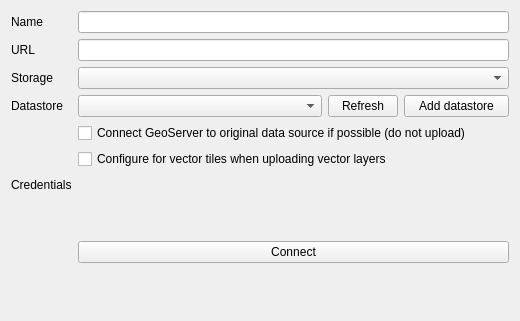
This is geocatbridge/servers/views/geoserver.ui in GeoCat/qgis-bridge-plugin as Qt 5 draws it before an edit. The edited form follows.
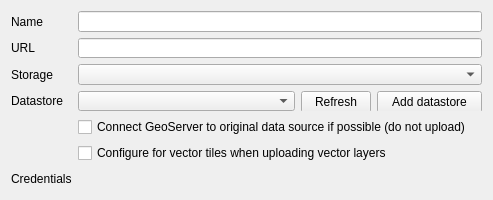
This is the edited form.

```diff
--- a/geocatbridge/servers/views/geoserver.ui
+++ b/geocatbridge/servers/views/geoserver.ui
@@ -6,17 +6,53 @@
    <rect>
     <x>0</x>
     <y>0</y>
-    <width>520</width>
-    <height>321</height>
+    <width>493</width>
+    <height>200</height>
    </rect>
   </property>
   <property name="sizePolicy">
-   <sizepolicy hsizetype="Expanding" vsizetype="Minimum">
+   <sizepolicy hsizetype="Expanding" vsizetype="Preferred">
     <horstretch>0</horstretch>
     <verstretch>0</verstretch>
    </sizepolicy>
   </property>
+  <property name="maximumSize">
+   <size>
+    <width>16777215</width>
+    <height>16777215</height>
+   </size>
+  </property>
   <layout class="QVBoxLayout" name="verticalLayout">
+   <property name="sizeConstraint">
+    <enum>QLayout::SetMaximumSize</enum>
+   </property>
+   <item alignment="Qt::AlignTop">
+    <widget class="QFrame" name="frame">
+     <property name="sizePolicy">
+      <sizepolicy hsizetype="Expanding" vsizetype="Preferred">
+       <horstretch>0</horstretch>
+       <verstretch>0</verstretch>
+      </sizepolicy>
+     </property>
+     <property name="frameShape">
+      <enum>QFrame::NoFrame</enum>
+     </property>
+     <property name="frameShadow">
+      <enum>QFrame::Raised</enum>
+     </property>
+     <layout class="QVBoxLayout" name="verticalLayout_2">
+      <property name="leftMargin">
+       <number>0</number>
+      </property>
+      <property name="topMargin">
+       <number>0</number>
+      </property>
+      <property name="rightMargin">
+       <number>0</number>
+      </property>
+      <property name="bottomMargin">
+       <number>0</number>
+      </property>
    <item>
     <layout class="QGridLayout" name="gridLayout">
      <property name="horizontalSpacing">
@@ -25,7 +61,7 @@
      <item row="0" column="0">
       <widget class="QLabel" name="label_3">
        <property name="sizePolicy">
-        <sizepolicy hsizetype="Preferred" vsizetype="Maximum">
+           <sizepolicy hsizetype="Preferred" vsizetype="Preferred">
          <horstretch>0</horstretch>
          <verstretch>0</verstretch>
         </sizepolicy>
@@ -38,49 +74,10 @@
      <item row="0" column="1">
       <widget class="QLineEdit" name="txtGeoserverName"/>
      </item>
-     <item row="1" column="0">
-      <widget class="QLabel" name="label_4">
-       <property name="sizePolicy">
-        <sizepolicy hsizetype="Preferred" vsizetype="Maximum">
-         <horstretch>0</horstretch>
-         <verstretch>0</verstretch>
-        </sizepolicy>
-       </property>
-       <property name="text">
-        <string>URL</string>
-       </property>
-      </widget>
-     </item>
-     <item row="1" column="1">
-      <widget class="QLineEdit" name="txtGeoserverUrl"/>
-     </item>
-     <item row="2" column="0">
-      <widget class="QLabel" name="label_6">
-       <property name="sizePolicy">
-        <sizepolicy hsizetype="Preferred" vsizetype="Maximum">
-         <horstretch>0</horstretch>
-         <verstretch>0</verstretch>
-        </sizepolicy>
-       </property>
-       <property name="text">
-        <string>Storage</string>
-       </property>
-      </widget>
-     </item>
-     <item row="2" column="1">
-      <widget class="QComboBox" name="comboStorageType">
-       <property name="sizePolicy">
-        <sizepolicy hsizetype="Expanding" vsizetype="Fixed">
-         <horstretch>0</horstretch>
-         <verstretch>0</verstretch>
-        </sizepolicy>
-       </property>
-      </widget>
-     </item>
      <item row="3" column="0">
       <widget class="QLabel" name="labelGeoserverDatastore">
        <property name="sizePolicy">
-        <sizepolicy hsizetype="Minimum" vsizetype="Maximum">
+           <sizepolicy hsizetype="Preferred" vsizetype="Preferred">
          <horstretch>0</horstretch>
          <verstretch>0</verstretch>
         </sizepolicy>
@@ -90,6 +87,31 @@
        </property>
       </widget>
      </item>
+        <item row="6" column="1">
+         <widget class="QWidget" name="geoserverAuthWidget" native="true">
+          <property name="sizePolicy">
+           <sizepolicy hsizetype="Expanding" vsizetype="Preferred">
+            <horstretch>0</horstretch>
+            <verstretch>0</verstretch>
+           </sizepolicy>
+          </property>
+          <property name="minimumSize">
+           <size>
+            <width>0</width>
+            <height>20</height>
+           </size>
+          </property>
+          <property name="maximumSize">
+           <size>
+            <width>16777215</width>
+            <height>20</height>
+           </size>
+          </property>
+          <property name="focusPolicy">
+           <enum>Qt::StrongFocus</enum>
+          </property>
+         </widget>
+        </item>
      <item row="3" column="1">
       <layout class="QHBoxLayout" name="datastoreLayout">
        <property name="sizeConstraint">
@@ -178,6 +200,9 @@
        </item>
       </layout>
      </item>
+        <item row="1" column="1">
+         <widget class="QLineEdit" name="txtGeoserverUrl"/>
+        </item>
      <item row="4" column="1">
       <widget class="QCheckBox" name="chkUseOriginalDataSource">
        <property name="sizePolicy">
@@ -222,6 +247,16 @@
        </property>
       </widget>
      </item>
+        <item row="2" column="1">
+         <widget class="QComboBox" name="comboStorageType">
+          <property name="sizePolicy">
+           <sizepolicy hsizetype="Expanding" vsizetype="Fixed">
+            <horstretch>0</horstretch>
+            <verstretch>0</verstretch>
+           </sizepolicy>
+          </property>
+         </widget>
+        </item>
      <item row="6" column="0">
       <widget class="QLabel" name="label_5">
        <property name="text">
@@ -229,77 +264,36 @@
        </property>
       </widget>
      </item>
-     <item row="6" column="1">
-      <widget class="QWidget" name="geoserverAuthWidget" native="true">
+        <item row="1" column="0">
+         <widget class="QLabel" name="label_4">
        <property name="sizePolicy">
-        <sizepolicy hsizetype="Expanding" vsizetype="Fixed">
+           <sizepolicy hsizetype="Preferred" vsizetype="Preferred">
          <horstretch>0</horstretch>
          <verstretch>0</verstretch>
         </sizepolicy>
        </property>
-       <property name="minimumSize">
-        <size>
-         <width>0</width>
-         <height>20</height>
-        </size>
-       </property>
-       <property name="maximumSize">
-        <size>
-         <width>16777215</width>
-         <height>20</height>
-        </size>
-       </property>
-       <property name="focusPolicy">
-        <enum>Qt::StrongFocus</enum>
-       </property>
-      </widget>
-     </item>
-     <item row="7" column="1">
-      <spacer name="verticalSpacer_6">
-       <property name="orientation">
-        <enum>Qt::Vertical</enum>
-       </property>
-       <property name="sizeType">
-        <enum>QSizePolicy::Fixed</enum>
-       </property>
-       <property name="sizeHint" stdset="0">
-        <size>
-         <width>20</width>
-         <height>40</height>
-        </size>
-       </property>
-      </spacer>
-     </item>
-     <item row="8" column="1">
-      <widget class="QPushButton" name="btnConnectGeoserver">
+          <property name="text">
+           <string>URL</string>
+          </property>
+         </widget>
+        </item>
+        <item row="2" column="0">
+         <widget class="QLabel" name="label_6">
        <property name="sizePolicy">
-        <sizepolicy hsizetype="Expanding" vsizetype="Fixed">
+           <sizepolicy hsizetype="Preferred" vsizetype="Preferred">
          <horstretch>0</horstretch>
          <verstretch>0</verstretch>
         </sizepolicy>
        </property>
        <property name="text">
-        <string>Connect</string>
+           <string>Storage</string>
        </property>
       </widget>
      </item>
     </layout>
    </item>
-   <item>
-    <spacer name="verticalSpacer">
-     <property name="orientation">
-      <enum>Qt::Vertical</enum>
-     </property>
-     <property name="sizeType">
-      <enum>QSizePolicy::MinimumExpanding</enum>
-     </property>
-     <property name="sizeHint" stdset="0">
-      <size>
-       <width>20</width>
-       <height>40</height>
-      </size>
-     </property>
-    </spacer>
+     </layout>
+    </widget>
    </item>
   </layout>
  </widget>
```
Lines whose indentation alone changed are shown as unchanged.
